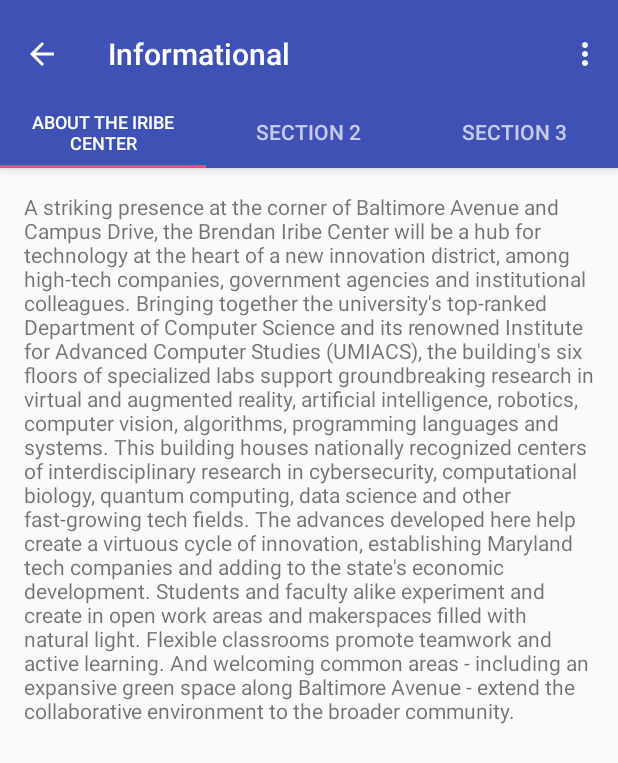
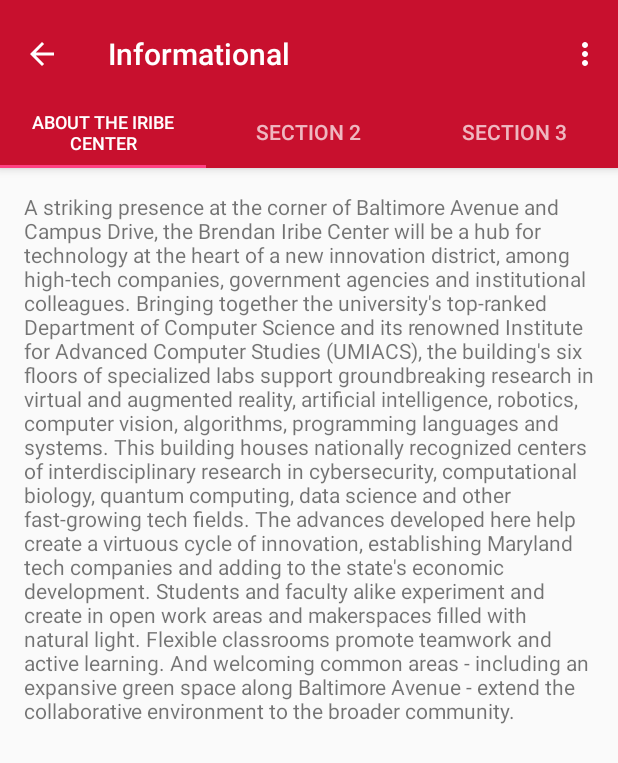
Before and after one commit to PatrickSison/Kiosk, an Android app: the screen it shows after launch (Informational), after a tap on "INFORMATION", on a phone screen of 412 x 824 dp. Shown: the top 763 px of the screen. Run offline under Robolectric (Android 15) with nearby library versions, the phone set to English and light mode, and no system bars.

Commit message:
Modified stuff

```diff
--- a/app/src/main/java/com/patrick/a434/kiosk8/FullscreenActivity.java
+++ b/app/src/main/java/com/patrick/a434/kiosk8/FullscreenActivity.java
@@ -9,6 +9,8 @@ import android.os.Handler;
 import android.view.MotionEvent;
 import android.view.View;
 import android.view.View.OnClickListener;
+import android.view.Window;
+import android.view.WindowManager;
 import android.widget.Button;
 import android.content.Intent;
 /**
@@ -41,12 +43,14 @@ public class FullscreenActivity extends AppCompatActivity {
     @Override
     protected void onCreate(Bundle savedInstanceState) {
         super.onCreate(savedInstanceState);
-
+        this.requestWindowFeature(Window.FEATURE_NO_TITLE);
+        this.getWindow().setFlags(WindowManager.LayoutParams.FLAG_FULLSCREEN, WindowManager.LayoutParams.FLAG_FULLSCREEN);
         setContentView(R.layout.activity_fullscreen);
 
         mVisible = true;
         mContentView = findViewById(R.id.fullscreen_content);
         final Button mInformation = (Button) findViewById(R.id.information);
+      //Listeners
         mInformation.setOnClickListener(new OnClickListener() {
             @Override
             public void onClick(View v) {
--- a/app/src/main/java/com/patrick/a434/kiosk8/Informational.java
+++ b/app/src/main/java/com/patrick/a434/kiosk8/Informational.java
@@ -17,6 +17,8 @@ import android.view.MenuItem;
 import android.view.View;
 import android.view.ViewGroup;
 
+import android.view.Window;
+import android.view.WindowManager;
 import android.widget.TextView;
 
 public class Informational extends AppCompatActivity {
@@ -39,6 +41,9 @@ public class Informational extends AppCompatActivity {
     @Override
     protected void onCreate(Bundle savedInstanceState) {
         super.onCreate(savedInstanceState);
+        this.requestWindowFeature(Window.FEATURE_NO_TITLE);
+        this.getWindow().setFlags(WindowManager.LayoutParams.FLAG_FULLSCREEN, WindowManager.LayoutParams.FLAG_FULLSCREEN);
+
         setContentView(R.layout.activity_informational);
 
         Toolbar toolbar = (Toolbar) findViewById(R.id.toolbar);
--- a/app/src/main/res/values/colors.xml
+++ b/app/src/main/res/values/colors.xml
@@ -1,6 +1,6 @@
 <?xml version="1.0" encoding="utf-8"?>
 <resources>
-    <color name="colorPrimary">#3F51B5</color>
+    <color name="colorPrimary">#C8102E</color>
     <color name="colorPrimaryDark">#303F9F</color>
     <color name="colorAccent">#FF4081</color>
 
--- a/app/src/main/res/values/strings.xml
+++ b/app/src/main/res/values/strings.xml
@@ -1,5 +1,5 @@
 <resources>
-    <string name="app_name">Kiosk 8</string>
+    <string name="app_name">Welcome to the Iribe Center</string>
 
     <string name="dummy_button">Dummy Button</string>
     <string name="dummy_content">DUMMY\nCONTENT</string>
--- a/build.gradle
+++ b/build.gradle
@@ -5,7 +5,7 @@ buildscript {
         jcenter()
     }
     dependencies {
-        classpath 'com.android.tools.build:gradle:2.3.0'
+        classpath 'com.android.tools.build:gradle:2.3.1'
 
         // NOTE: Do not place your application dependencies here; they belong
         // in the individual module build.gradle files
```
Also changed, not shown: app/src/main/AndroidManifest.xml (+5 -2 lines), app/src/main/res/layout/activity_fullscreen.xml (+5 -8 lines), 1 other file.
